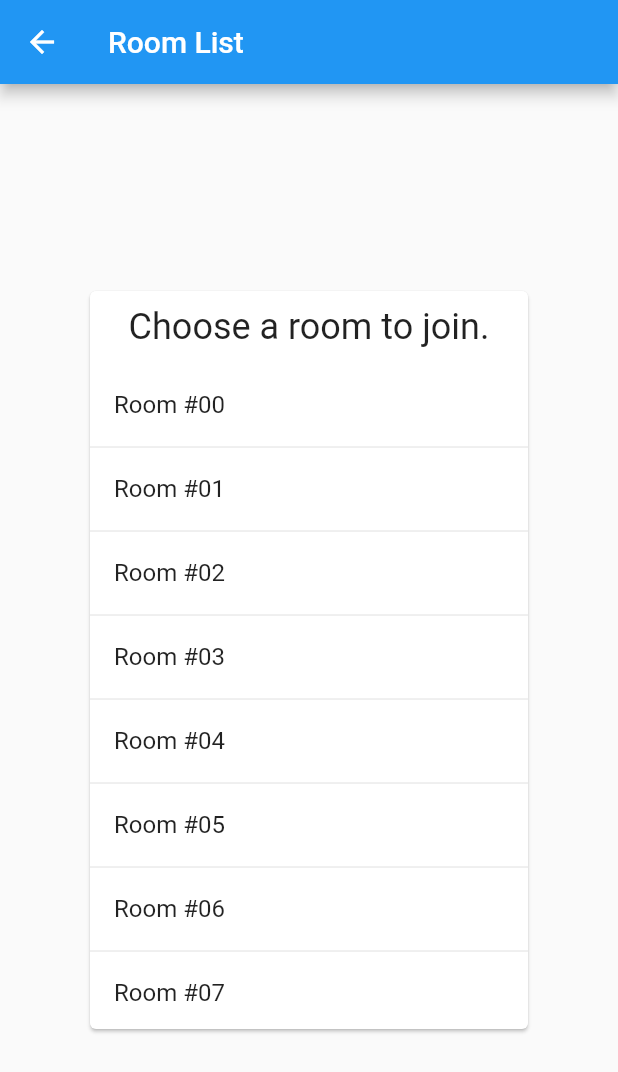
After one commit to dgp1130/chatter, a Flutter app: the RoomList screen opened by its route, on a phone screen of 412 x 824 dp. The commit adds this screen. Shown: the top 1072 px of the screen. Run offline on Flutter 3.47's test engine with Material 2 defaults, Android fonts, the phone set to English and light mode, and no system bars; missing offline and left inert: flutter_web.

Commit message:
Adding RoomList screen.
This lists all rooms active on the server and allows the user to select one. Currently it just uses mock data, will implement on the server later.

Optionals were starting to get annoying, particularly for event listeners. I realized that an initializer list can be used to automatically make an input nullable. This provides the same compile-time guarantees for the widget implementation, but allows its users to not worry about it because simply providing the event listener or not will "just work".

```diff
--- /dev/null
+++ b/client/lib/api/rooms.dart
@@ -0,0 +1,18 @@
+import 'package:chatter/models/room.dart';
+import 'package:intl/intl.dart';
+
+final NumberFormat roomFormatter = NumberFormat('00');
+
+/// Fetch all rooms from the server.
+/// Currently, just simulate some data from the server.
+Future<Iterable<Room>> fetchRooms() async {
+  await Future.delayed(Duration(seconds: 3));
+
+  Iterable<Room> genRooms() sync* {
+    for (int i = 0; i < 100; ++i) {
+      yield Room('Room #${roomFormatter.format(i)}');
+    }
+  }
+
+  return genRooms();
+}
--- /dev/null
+++ b/client/lib/models/room.dart
@@ -0,0 +1,6 @@
+/// Represents a single chatroom.
+class Room {
+  Room(this.name);
+
+  final String name;
+}
--- a/client/lib/widgets/app.dart
+++ b/client/lib/widgets/app.dart
@@ -1,7 +1,10 @@
+import 'package:chatter/models/room.dart';
 import 'package:chatter/models/user.dart';
 import 'package:chatter/widgets/login.dart';
+import 'package:chatter/widgets/room_list.dart';
 import 'package:flutter_web/material.dart';
 import 'package:quiver/core.dart';
+import 'package:chatter/api/rooms.dart' as rooms;
 
 /// Widget representing the entire Chatter application.
 class App extends StatefulWidget {
@@ -11,6 +14,18 @@ class App extends StatefulWidget {
 
 class _AppState extends State<App> {
   Optional<User> _user = const Optional.absent();
+  Optional<List<Room>> _rooms = const Optional.absent();
+  Optional<Room> _currentRoom = const Optional.absent();
+
+  @override
+  void initState() {
+    super.initState();
+
+    // Pre-fetch the list of rooms while the user is logging in.
+    rooms.fetchRooms().then((rooms) => setState(() {
+      this._rooms = Optional.of(rooms.toList());
+    }));
+  }
 
   @override
   Widget build(BuildContext context) {
@@ -21,9 +36,18 @@ class _AppState extends State<App> {
       ),
       initialRoute: '/',
       routes: <String, WidgetBuilder>{
-        '/': (ctx) => Login(onSubmitUsername: Optional.of((username) {
-          setState(() => _user = Optional.of(User(username)));
-        })),
+        '/': (ctx) => Login(
+          onSubmitUsername: (username) {
+            setState(() => _user = Optional.of(User(username)));
+            Navigator.pushNamed(ctx, '/room-list');
+          },
+        ),
+        '/room-list': (ctx) => RoomList(
+          rooms: _rooms,
+          onSelectRoom: (room) => setState(() {
+            _currentRoom = Optional.of(room);
+          }),
+        ),
       },
     );
   }
--- a/client/lib/widgets/login.dart
+++ b/client/lib/widgets/login.dart
@@ -5,8 +5,10 @@ import 'package:quiver/core.dart';
 class Login extends StatefulWidget {
   Login({
     Key key,
-    this.onSubmitUsername = const Optional.absent(),
-  }) : super(key: key);
+    void Function(String) onSubmitUsername,
+  }) :
+    this.onSubmitUsername = Optional.fromNullable(onSubmitUsername),
+    super(key: key);
 
   final Optional<void Function(String)> onSubmitUsername;
 
--- /dev/null
+++ b/client/lib/widgets/room_list.dart
@@ -0,0 +1,70 @@
+import 'package:chatter/models/room.dart';
+import 'package:flutter_web/material.dart';
+import 'package:flutter_web/widgets.dart';
+import 'package:quiver/core.dart';
+
+class RoomList extends StatelessWidget {
+  RoomList({
+    Key key,
+    @required this.rooms,
+    void Function(Room) onSelectRoom,
+  }) :
+    this.onSelectRoom = Optional.fromNullable(onSelectRoom),
+    super(key: key);
+
+  final Optional<List<Room>> rooms;
+  final Optional<void Function(Room)> onSelectRoom;
+
+  @override
+  Widget build(final BuildContext ctx) {
+    return Scaffold(
+      appBar: AppBar(
+        title: Text('Room List'),
+      ),
+      body: this.rooms.isPresent ? this._buildRoomList(ctx, this.rooms.first) : this._buildLoadingIcon(),
+    );
+  }
+
+  Widget _buildRoomList(final BuildContext ctx, final List<Room> rooms) {
+    return Center(
+      child: ConstrainedBox(
+        constraints: BoxConstraints(
+          minWidth: 300,
+          maxWidth: 300,
+          maxHeight: 500,
+        ),
+        child: Card(
+          child: Column(
+            children: <Widget>[
+              Center(
+                child: Padding(
+                  padding: EdgeInsets.all(10),
+                  child: Text('Choose a room to join.',
+                    style: Theme.of(ctx).textTheme.headline,
+                  ),
+                ),
+              ),
+              Expanded(
+                child: ListView(
+                  children: ListTile.divideTiles(
+                    context: ctx,
+                    tiles: rooms.map((room) => ListTile(
+                      title: Text(room.name),
+                      onTap: () => onSelectRoom.ifPresent((cb) => cb(room)),
+                    )).toList(),
+                  ).toList(),
+                ),
+              ),
+            ]
+          ),
+        ),
+      ),
+    );
+  }
+
+  Widget _buildLoadingIcon() {
+    return Center(
+      child: CircularProgressIndicator(),
+    );
+  }
+}
```
